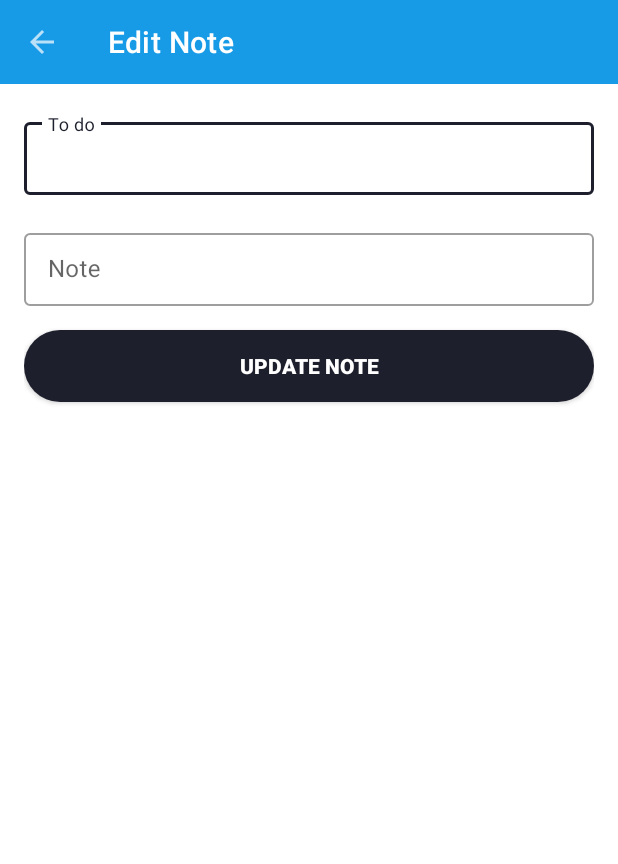
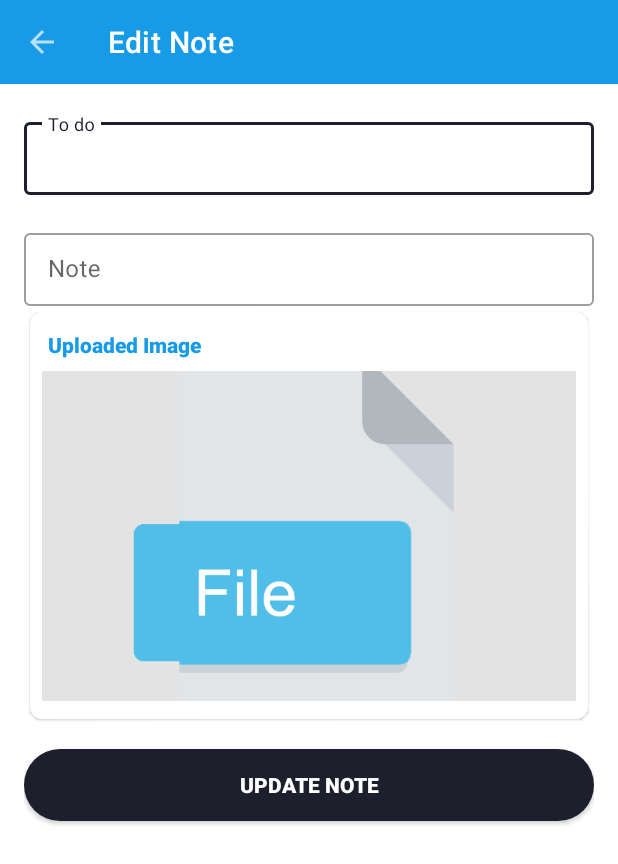
Before and after one commit to vickiekamau/note_keeper_app, an Android app: the NoteEditor screen opened directly, with no data from a screen before it, on a phone screen of 412 x 824 dp. Shown: the top 864 px of the screen. Run offline under Robolectric (Android 15) with nearby library versions, the phone set to English and light mode, and no system bars; our stand-ins replace Firebase (no records; nobody signed in at launch, a user with empty details on screens opened directly); libraries missing offline, so code that uses them is left out: cn.pedant; 4 statements that could not run were skipped.

Commit message:
first commit

```diff
--- a/app/src/main/java/com/example/mynoteapp/Activities/MainActivity.java
+++ b/app/src/main/java/com/example/mynoteapp/Activities/MainActivity.java
@@ -127,7 +127,7 @@ public class MainActivity extends AppCompatActivity  {
             sweetAlertDialog.setConfirmText("Yes");
             sweetAlertDialog.setCancelText("No");
             sweetAlertDialog.setConfirmClickListener(sweetAlertDialog1 -> {
-                closeApp();
+                finishAffinity();
                 sweetAlertDialog1.dismissWithAnimation();
             });
 
--- a/app/src/main/res/layout/activity_note_editor.xml
+++ b/app/src/main/res/layout/activity_note_editor.xml
@@ -56,6 +56,38 @@
                 android:textColor="@android:color/black" />
         </com.google.android.material.textfield.TextInputLayout>
 
+        <RelativeLayout
+            android:layout_width="match_parent"
+            android:layout_height="wrap_content"
+            android:layout_margin="@dimen/view_padding"
+            android:background="@drawable/body_bg"
+            android:elevation="1dp"
+            android:layout_marginTop="20dp"
+            android:padding="@dimen/layout_padding">
+
+            <TextView
+                android:id="@+id/idTitle"
+                style="@style/title"
+                android:layout_width="match_parent"
+                android:layout_height="wrap_content"
+                android:layout_marginBottom="@dimen/view_padding"
+                android:padding="@dimen/view_padding"
+                android:text="Uploaded Image" />
+
+            <ImageView
+                android:id="@+id/iDImageView"
+                android:layout_width="match_parent"
+                android:layout_height="220dp"
+                android:scaleType="centerCrop"
+                android:layout_below="@id/idTitle"
+                android:layout_marginBottom="@dimen/view_padding"
+                android:adjustViewBounds="true"
+                android:background="@color/pressed_bg"
+                android:padding="@dimen/view_padding"
+                android:src="@drawable/file"
+                android:contentDescription="@string/image" />
+
+        </RelativeLayout>
 
 
         <Button
```
Also changed, not shown: app/src/main/java/com/example/mynoteapp/Activities/NoteEditor.java (+45 -7 lines).
